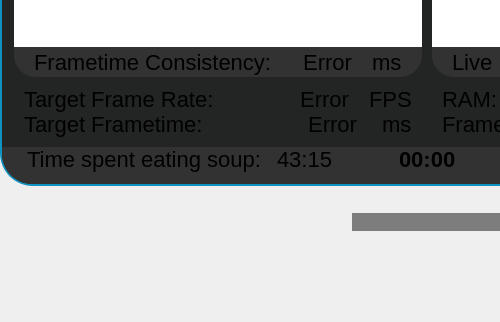
Above: src/userinterface/dashboardui.ui from Trixxle/SeamenPerformanceOverlay before the change; both pictures show x 0 to 500 and y 257 to 579 of the 920 by 579 pixel window. Below: the same form after it.
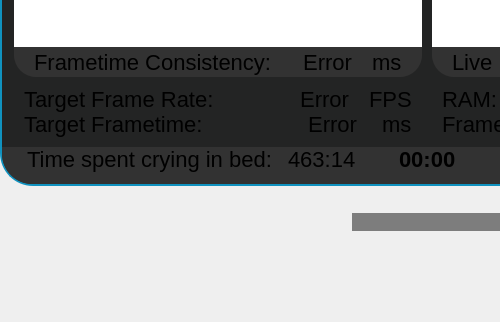
That is the form after the change. Icons and pictures are not drawn. Custom widgets are drawn as their Qt base class.

The edit to the form file:
```diff
--- a/src/userinterface/dashboardui.ui
+++ b/src/userinterface/dashboardui.ui
@@ -701,7 +701,7 @@
              <item>
               <widget class="QLabel" name="playTimeTitle">
                <property name="text">
-                <string>Time spent eating soup:</string>
+                <string>Time spent crying in bed:</string>
                </property>
                <property name="textFormat">
                 <enum>Qt::TextFormat::AutoText</enum>
@@ -733,7 +733,7 @@
              <item>
               <widget class="QLabel" name="playtimeClock">
                <property name="text">
-                <string>43:15</string>
+                <string>463:14</string>
                </property>
               </widget>
              </item>
```
